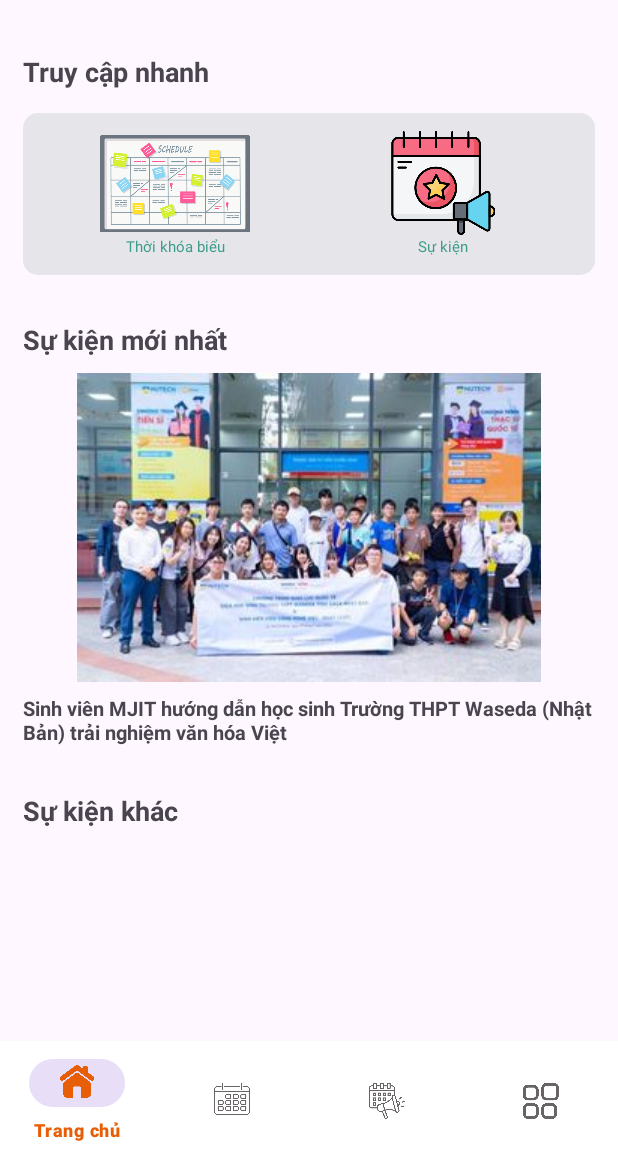
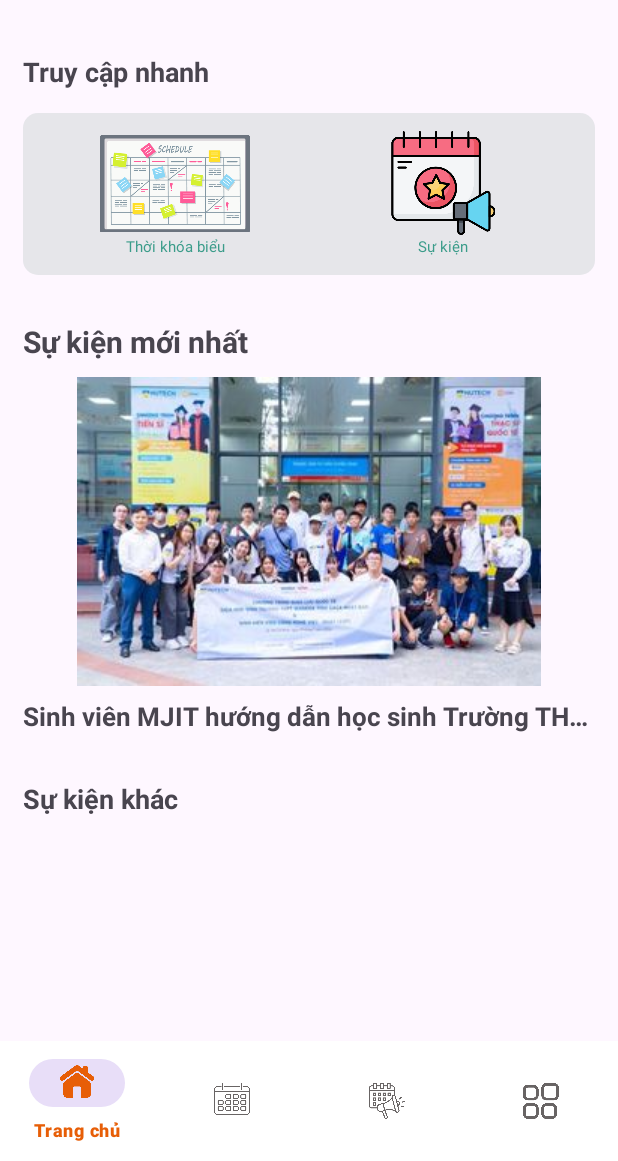
Before and after one commit to tsdevtool/TimeSchedule-Mobile-Group11, an Android app: the screen it shows after launch (MainActivity), on a phone screen of 412 x 824 dp, the part 75-1236 px from its top. Run offline under Robolectric (Android 15) with nearby library versions, the phone set to English and light mode, and no system bars; our stand-ins replace Firebase (no records; nobody signed in at launch, a user with empty details on screens opened directly).

Commit message:
update session 1

```diff
--- a/TimeScheduleMobileGroup11/app/src/main/res/layout/fragment_home.xml
+++ b/TimeScheduleMobileGroup11/app/src/main/res/layout/fragment_home.xml
@@ -130,7 +130,7 @@
                         android:layout_width="match_parent"
                         android:layout_height="wrap_content"
                         android:text="Sự kiện mới nhất"
-                        android:textSize="18sp"
+                        android:textSize="20sp"
                         android:textStyle="bold" />
                     <ImageView
                         android:id="@+id/imvPhotoEvent"
@@ -145,8 +145,9 @@
                         android:layout_width="match_parent"
                         android:layout_height="wrap_content"
                         android:text="Sinh viên MJIT hướng dẫn học sinh Trường THPT Waseda (Nhật Bản) trải nghiệm văn hóa Việt"
-                        android:textSize="13sp"
-                        android:textStyle="bold" />
+                        android:textSize="17sp"
+                        android:textStyle="bold"
+                        android:singleLine="true"/>
                 </LinearLayout>
 
                 <!--        thong tin khac-->
```
